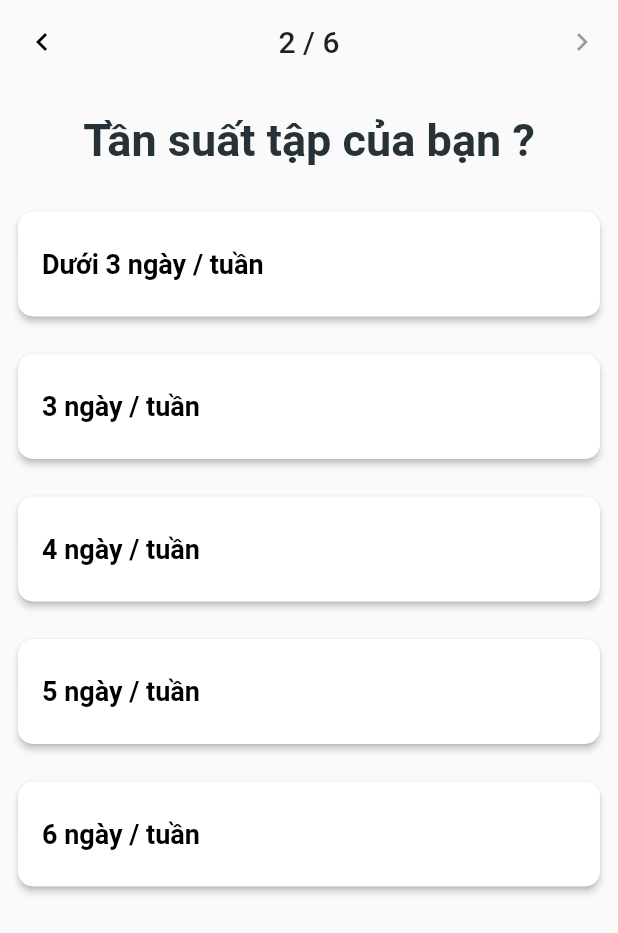
After one commit to FPT-FitMe/fitme-mobile, a Flutter app: the NewSurveyScreen screen opened by its route, after a tap on "Nam", on a phone screen of 412 x 824 dp. The commit adds this screen. Shown: the top 933 px of the screen. Run offline on Flutter 3.47's test engine with Material 2 defaults, Android fonts, the phone set to English and light mode, and no system bars; our stand-ins replace community_material_icon, fl_chart, flutter_svg, fluttertoast, form_field_validator, percent_indicator and 1 more; missing offline and left inert: duration_picker; network calls fail; Roboto replaces fonts that are missing (SF-Pro-Display).

Commit message:
Refractor code, ui, combine all screens together

```diff
--- a/lib/constants/routes.dart
+++ b/lib/constants/routes.dart
@@ -3,6 +3,7 @@ class AppRoutes {
   static const String register = '/register';
   static const String completeProfile = '/completeProfile';
   static const String newUserInfo = '/newUserInfo';
+  static const String newSurvey = '/newSurvey';
   static const String survey = '/survey';
   static const String payment = '/payment';
   static const String userProfile = '/user';
--- a/lib/fake_data.dart
+++ b/lib/fake_data.dart
@@ -2,6 +2,7 @@ import 'package:fitme/models/exercise.dart';
 import 'package:fitme/models/meal.dart';
 import 'package:fitme/models/personal_trainer.dart';
 import 'package:fitme/models/plan.dart';
+import 'package:fitme/models/survey.dart';
 
 final LIST_PLAN = [
   Plan(
@@ -151,3 +152,44 @@ const LIST_GOAL2 = const [
     isPremium: false,
   ),
 ];
+
+var listSurveys = [
+  Survey(
+    question: "Tần suất tập của bạn ?",
+    answers: [
+      "Dưới 3 ngày / tuần",
+      "3 ngày / tuần",
+      "4 ngày / tuần",
+      "5 ngày / tuần",
+      "6 ngày / tuần",
+    ],
+  ),
+  Survey(
+    question: "Bạn tổ chức bữa ăn thế nào ?",
+    answers: [
+      "Sáng, trưa, tối",
+      "Trưa và tối",
+      "3 bữa với xế",
+      "Fasting trung hạn(18h-3 ngày)",
+      "Fasting lâu(>5 ngày)",
+    ],
+  ),
+  Survey(
+    question: "Chế độ ăn uống của bạn ?",
+    answers: [
+      "Thông thường (không nguyên tắc)",
+      "Không ăn thịt",
+      "Chay hoàn toàn",
+      "Keto (mỡ và thịt)",
+    ],
+  ),
+  Survey(
+    question: "Mục tiêu của bạn ?",
+    answers: [
+      "Giảm cân",
+      "Có cơ thể gọn gàng",
+      "Tăng sức bền/ dẻo dai",
+      "Tinh thần thoải mái, ổn định",
+    ],
+  ),
+];
--- /dev/null
+++ b/lib/models/survey.dart
@@ -0,0 +1,7 @@
+class Survey {
+  final String question;
+  final List<String> answers;
+  int selectedIndex = -1;
+
+  Survey({required this.question, required this.answers});
+}
--- a/lib/routes/routes.dart
+++ b/lib/routes/routes.dart
@@ -2,15 +2,16 @@ import 'package:fitme/constants/routes.dart';
 import 'package:fitme/screens/AchievementScreen/achievement.dart';
 import 'package:fitme/screens/BottomBarScreen/bottom_bar.dart';
 import 'package:fitme/screens/CoachScreen/coach.dart';
+import 'package:fitme/screens/DetailMealScreen/detail_meal.dart';
 import 'package:fitme/screens/LoginScreen/login.dart';
 import 'package:fitme/screens/PaymentScreen/payment.dart';
+import 'package:fitme/screens/PostScreen/post_screen.dart';
 import 'package:fitme/screens/PracticeScreen/practice.dart';
 import 'package:fitme/screens/RegisterScreen/register.dart';
 import 'package:fitme/screens/NewUserInfoScreen/new_user_info.dart';
 import 'package:fitme/screens/SettingScreen/setting.dart';
 import 'package:fitme/screens/SurveyScreen/survey.dart';
-import 'package:fitme/screens/PostScreen/post_screen.dart';
-import 'package:fitme/screens/DetailMealScreen/detail_meal.dart';
+import 'package:fitme/screens/SurveyScreen/survey_new.dart';
 import 'package:fitme/screens/UserProfileScreen/user_profile.dart';
 import 'package:fitme/screens/ViewAllScreen/view_all.dart';
 import 'package:flutter/material.dart';
@@ -21,6 +22,7 @@ getRoutes() {
     AppRoutes.register: (context) => RegisterScreen(),
     AppRoutes.newUserInfo: (context) => NewUserInfoScreen(),
     AppRoutes.survey: (context) => SurveyScreen(),
+    AppRoutes.newSurvey: (context) => NewSurveyScreen(),
     AppRoutes.userProfile: (context) => UserProfileScreen(),
     AppRoutes.setting: (context) => SettingScreen(),
     AppRoutes.achievement: (context) => AchievementScreen(),
--- a/lib/screens/DetailMealScreen/detail_meal.dart
+++ b/lib/screens/DetailMealScreen/detail_meal.dart
@@ -7,7 +7,6 @@ class DetailMealScreen extends StatelessWidget {
   Widget build(BuildContext context) {
     return Scaffold(
       appBar: AppBar(
-        leading: Icon(Icons.arrow_back_ios),
         centerTitle: false,
         titleSpacing: 0,
         title: Text(
--- a/lib/screens/LoginScreen/login.dart
+++ b/lib/screens/LoginScreen/login.dart
@@ -166,6 +166,8 @@ class _LoginScreenState extends State<LoginScreen> implements LoginView {
       _isLoading = false;
     });
     // TODO: navigate sang home va xoa stack
+    Navigator.pushNamedAndRemoveUntil(
+        context, AppRoutes.mainScreen, (route) => false);
   }
 
   void submitForm() {
--- a/lib/screens/NewUserInfoScreen/new_user_info.dart
+++ b/lib/screens/NewUserInfoScreen/new_user_info.dart
@@ -38,7 +38,7 @@ class NewUserInfoScreen extends StatelessWidget {
                 height: 45,
                 child: ElevatedButton(
                   onPressed: () {
-                    Navigator.pushNamed(context, AppRoutes.survey);
+                    Navigator.pushNamed(context, AppRoutes.newSurvey);
                   },
                   style: ElevatedButton.styleFrom(
                     shape: RoundedRectangleBorder(
--- a/lib/screens/PracticeScreen/practice.dart
+++ b/lib/screens/PracticeScreen/practice.dart
@@ -18,12 +18,12 @@ class PracticeScreen extends StatelessWidget {
 
   @override
   Widget build(BuildContext context) {
-    final routeArgs =
-        ModalRoute.of(context)!.settings.arguments as Map<String, dynamic>;
+    // final routeArgs =
+    //     ModalRoute.of(context)!.settings.arguments as Map<String, dynamic>;
     // final id = routeArgs['id'] as int;
     final id = 2;
     final Exercise exercise =
-        LIST_EXERCISE.where((element) => element.id == id).first as Exercise;
+        LIST_EXERCISE.where((element) => element.id == id).first;
     return Scaffold(
       backgroundColor: Colors.white,
       appBar: AppBar(
--- /dev/null
+++ b/lib/screens/SurveyScreen/survey_new.dart
@@ -0,0 +1,387 @@
+import 'package:fitme/constants/routes.dart';
+import 'package:fitme/fake_data.dart';
+import 'package:fitme/models/survey.dart';
+import 'package:flutter/material.dart';
+
+import 'package:fitme/constants/colors.dart';
+import 'package:form_field_validator/form_field_validator.dart';
+
+class NewSurveyScreen extends StatefulWidget {
+  @override
+  _NewSurveyScreenState createState() => _NewSurveyScreenState();
+}
+
+class _NewSurveyScreenState extends State<NewSurveyScreen> {
+  final _formKey = GlobalKey<FormState>();
+  TextEditingController _ageController = TextEditingController();
+  TextEditingController _heightController = TextEditingController();
+  TextEditingController _weightController = TextEditingController();
+
+  List<Survey> surveys = listSurveys;
+
+  int questionIndex = 0;
+  int numberOfQuestions = 2 + listSurveys.length;
+  bool userHasAnsweredCurrentQuestion = true;
+
+  int selectedGender = 0;
+  int selectedExerciseFrequency = 0; // 0. null 1.A 2.B 3.C 4.D
+  int selectedBodyType = 0; // 0 1 2 3
+  int selectedTargetBodyType = 0;
+
+  int? inputAge;
+  double? inputHeight;
+  double? inputWeight;
+
+  @override
+  Widget build(BuildContext context) {
+    final Size logicalSize = MediaQuery.of(context).size;
+    final double _width = logicalSize.width;
+    print(userHasAnsweredCurrentQuestion);
+    userHasAnsweredCurrentQuestion = true;
+    return Scaffold(
+      body: SafeArea(
+        child: SingleChildScrollView(
+          child: Column(
+            mainAxisAlignment: MainAxisAlignment.start,
+            crossAxisAlignment: CrossAxisAlignment.start,
+            children: [
+              SizedBox(
+                height: 20,
+              ),
+              getCurrentPage(_width),
+              SizedBox(
+                height: 80,
+              ),
+            ],
+          ),
+        ),
+      ),
+      appBar: AppBar(
+        backgroundColor: Colors.transparent,
+        elevation: 0,
+        leading: IconButton(
+            icon: Icon(Icons.chevron_left), onPressed: onBackButtonPressed),
+        centerTitle: true,
+        title: Text("${(questionIndex + 1).toString()} / $numberOfQuestions"),
+        actions: [
+          IconButton(
+            icon: Icon(Icons.chevron_right),
+            onPressed:
+                userHasAnsweredCurrentQuestion ? onNextButtonPressed : null,
+          ),
+        ],
+      ),
+    );
+  }
+
+  void onBackButtonPressed() {
+    if (questionIndex > 0) {
+      setState(() {
+        questionIndex--;
+      });
+    }
+  }
+
+  void onNextButtonPressed() {
+    if (questionIndex < numberOfQuestions - 1) {
+      setState(() {
+        questionIndex++;
+      });
+    } else {
+      //TODO: handle complete survey
+      Navigator.pushNamedAndRemoveUntil(
+          context, AppRoutes.mainScreen, (route) => false);
+    }
+  }
+
+  void submitForm() {
+    inputAge = int.parse(_ageController.text);
+    inputHeight = double.parse(_heightController.text);
+    inputWeight = double.parse(_weightController.text);
+    if (_formKey.currentState!.validate()) {
+      setState(() {
+        onNextButtonPressed();
+      });
+    }
+  }
+
+  Widget getCurrentPage(double _width) {
+    Widget selectedPage = getSelectGenderPage();
+    switch (questionIndex) {
+      case 0:
+        if (selectedGender == 0) {
+          userHasAnsweredCurrentQuestion = false;
+        }
+        selectedPage = getSelectGenderPage();
+        break;
+      case 1:
+      case 2:
+      case 3:
+      case 4:
+        if (surveys[questionIndex - 1].selectedIndex < 0) {
+          userHasAnsweredCurrentQuestion = false;
+        }
+        selectedPage = createSurvey(surveys[questionIndex - 1]);
+        break;
+      case 5:
+        if (inputAge == null || inputHeight == null || inputWeight == null) {
+          userHasAnsweredCurrentQuestion = false;
+        }
+        selectedPage = getBodyInfoFormPage();
+        break;
+    }
+    return Column(
+      mainAxisAlignment: MainAxisAlignment.start,
+      crossAxisAlignment: CrossAxisAlignment.stretch,
+      children: [
+        Container(
+          margin: EdgeInsets.only(left: 12, right: 12),
+          child: selectedPage,
+        )
+      ],
+    );
+  }
+
+  Widget getSelectGenderPage() {
+    return Column(
+      crossAxisAlignment: CrossAxisAlignment.center,
+      children: [
+        SizedBox(
+          height: 70,
+        ),
+        Center(
+          child: Text("Giới tính của bạn",
+              style: TextStyle(fontSize: 24, fontWeight: FontWeight.bold)),
+        ),
+        SizedBox(
+          height: 70,
+        ),
+        Row(
+          mainAxisAlignment: MainAxisAlignment.center,
+          children: [
+            SizedBox(
+              width: 140,
+              height: 140,
+              child: ElevatedButton(
+                  onPressed: () {
+                    selectedGender = 1;
+                    onNextButtonPressed();
+                  },
+                  style: selectedGender == 1
+                      ? ElevatedButton.styleFrom(
+                          primary: AppColors.primary,
+                        )
+                      : ElevatedButton.styleFrom(primary: Colors.white),
+                  child: Column(
+                    crossAxisAlignment: CrossAxisAlignment.center,
+                    mainAxisAlignment: MainAxisAlignment.spaceEvenly,
+                    children: [
+                      Icon(
+                        Icons.male,
+                        color:
+                            selectedGender == 1 ? Colors.white : Colors.black,
+                        size: 50,
+                      ),
+                      Text("Nam",
+                          style: selectedGender == 1
+                              ? TextStyle(
+                                  color: Colors.white,
+                                  fontWeight: FontWeight.normal,
+                                  fontSize: 24)
+                              : TextStyle(
+                                  color: Colors.black,
+                                  fontWeight: FontWeight.normal,
+                                  fontSize: 24)),
+                    ],
+                  )),
+            ),
+            SizedBox(width: 30),
+            SizedBox(
+              width: 140,
+              height: 140,
+              child: ElevatedButton(
+                onPressed: () {
+                  selectedGender = 2;
+                  onNextButtonPressed();
+                },
+                style: selectedGender == 2
+                    ? ElevatedButton.styleFrom(primary: AppColors.primary)
+                    : ElevatedButton.styleFrom(primary: Colors.white),
+                child: Column(
+                  crossAxisAlignment: CrossAxisAlignment.center,
+                  mainAxisAlignment: MainAxisAlignment.spaceEvenly,
+                  children: [
+                    Icon(
+                      Icons.female,
+                      color: selectedGender == 2 ? Colors.white : Colors.black,
+                      size: 50,
+                    ),
+                    Text("Nữ",
+                        style: selectedGender == 2
+                            ? TextStyle(
+                                color: Colors.white,
+                                fontWeight: FontWeight.normal,
+                                fontSize: 24)
+                            : TextStyle(
+                                color: Colors.black,
+                                fontWeight: FontWeight.normal,
+                                fontSize: 24)),
+                  ],
+                ),
+              ),
+            ),
+          ],
+        ),
+      ],
+    );
+  }
+
+  Widget getBodyInfoFormPage() {
+    return Column(
+      crossAxisAlignment: CrossAxisAlignment.start,
+      children: <Widget>[
+        SizedBox(
+          height: 50,
+        ),
+        Text("Thông tin cơ bản",
+            style: TextStyle(fontSize: 30, fontWeight: FontWeight.bold)),
+        SizedBox(height: 5),
+        Form(
+          key: _formKey,
+          child: Column(
+            children: <Widget>[
+              SizedBox(
+                height: 30,
+              ),
+              TextFormField(
+                  controller: _ageController,
+                  keyboardType: TextInputType.number,
+                  decoration: InputDecoration(
+                    labelText: "Tuổi",
+                  ),
+                  validator: MultiValidator([
+                    RequiredValidator(errorText: "* Bắt buộc"),
+                    RangeValidator(
+                        min: 14,
+                        max: 99,
+                        errorText: "Vui lòng nhập tuổi hợp lệ")
+                  ])),
+              SizedBox(
+                height: 20,
+              ),
+              TextFormField(
+                  controller: _heightController,
+                  keyboardType: TextInputType.number,
+                  decoration:
+                      InputDecoration(labelText: "Chiều cao", suffixText: "cm"),
+                  validator: MultiValidator([
+                    RequiredValidator(errorText: "* Bắt buộc"),
+                    RangeValidator(
+                        min: 50,
+                        max: 300,
+                        errorText: "Vui lòng nhập chiều cao hợp lệ")
+                  ])),
+              SizedBox(
+                height: 20,
+              ),
+              TextFormField(
+                  controller: _weightController,
+                  keyboardType: TextInputType.number,
+                  decoration:
+                      InputDecoration(labelText: "Cân nặng", suffixText: "kg"),
+                  validator: MultiValidator([
+                    RequiredValidator(errorText: "* Bắt buộc"),
+                    RangeValidator(
+                        min: 25,
+                        max: 300,
+                        errorText: "Vui lòng nhập cân nặng hợp lệ")
+                  ])),
+              SizedBox(
+                height: 35,
+              ),
+              SizedBox(
+                width: double.infinity,
+                height: 50,
+                child: ElevatedButton(
+                  onPressed: () {
+                    submitForm();
+                  },
+                  style: ElevatedButton.styleFrom(
+                    shape: RoundedRectangleBorder(
+                      borderRadius: BorderRadius.circular(10.0),
+                    ),
+                  ),
+                  child: Text(
+                    "Hoàn tất",
+                    style: TextStyle(
+                        color: Colors.white,
+                        fontWeight: FontWeight.w600,
+                        fontSize: 20),
+                  ),
+                ),
+              ),
+            ],
+          ),
+        ),
+      ],
+    );
+  }
+
+  Widget createSurvey(Survey survey) {
+    return Column(
+      crossAxisAlignment: CrossAxisAlignment.center,
+      children: [
+        Center(
+          child: Text(survey.question,
+              style: TextStyle(fontSize: 30, fontWeight: FontWeight.bold)),
+        ),
+        SizedBox(
+          height: 30,
+        ),
+        Form(
+          child: Column(
+            children: <Widget>[
+              for (int i = 0; i < survey.answers.length; i++)
+                Padding(
+                  padding: const EdgeInsets.only(bottom: 25),
+                  child: SizedBox(
+                    width: double.infinity,
+                    height: 70,
+                    child: ElevatedButton(
+                      onPressed: () {
+                        survey.selectedIndex = i;
+                        onNextButtonPressed();
+                      },
+                      style: survey.selectedIndex == i
+                          ? ElevatedButton.styleFrom(
+                              shape: RoundedRectangleBorder(
+                                borderRadius: BorderRadius.circular(10.0),
+                              ),
+                              primary: AppColors.primary)
+                          : ElevatedButton.styleFrom(
+                              shape: RoundedRectangleBorder(
+                                borderRadius: BorderRadius.circular(10.0),
+                              ),
+                              primary: Colors.white),
+                      child: Row(
+                        mainAxisAlignment: MainAxisAlignment.spaceBetween,
+                        children: [
+                          Text(survey.answers[i],
+                              style: TextStyle(
+                                  color: survey.selectedIndex == i
+                                      ? Colors.white
+                                      : Colors.black,
+                                  fontWeight: FontWeight.w600,
+                                  fontSize: 18)),
+                        ],
+                      ),
+                    ),
+                  ),
+                ),
+            ],
+          ),
+        ),
+      ],
+    );
+  }
+}
--- a/lib/widgets/title_article.dart
+++ b/lib/widgets/title_article.dart
@@ -1,5 +1,4 @@
 import 'package:fitme/constants/routes.dart';
-import 'package:fitme/screens/ViewAllScreen/view_all.dart';
 import 'package:flutter/material.dart';
 
 import 'package:fitme/models/exercise.dart';
@@ -95,6 +94,9 @@ class TitleArticle extends StatelessWidget {
       Navigator.of(ctx).pushNamed(AppRoutes.practice, arguments: {
         'id': id,
       });
+    } else {
+      // TODO: navigate to meal based on id
+      Navigator.pushNamed(ctx, AppRoutes.detailMeal);
     }
   }
 
@@ -186,7 +188,7 @@ class TitleArticle extends StatelessWidget {
               // padding: EdgeInsets.symmetric(horizontal: 10),
               alignment: Alignment.topLeft,
               child: Text(
-                '${duration} phút - ${cal} kcals',
+                '$duration phút - $cal kcals',
                 style: TextStyle(
                   fontSize: 11,
                   color: Colors.black38,
```
Also changed, not shown: lib/screens/BottomBarScreen/bottom_bar.dart (+83 -14 lines), lib/screens/ExploreScreen/explore.dart (+25 -6 lines), lib/screens/RegisterScreen/register.dart (+10 -7 lines), lib/screens/SettingScreen/setting.dart (+9 -1 lines), lib/screens/UserProfileScreen/user_profile.dart (+9 -34 lines), lib/screens/ViewAllScreen/view_all.dart (+4 -4 lines).
